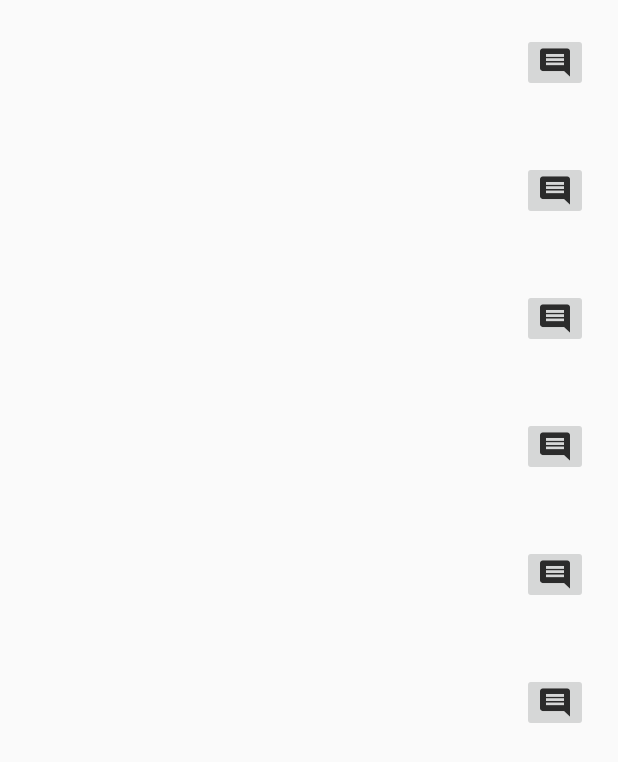
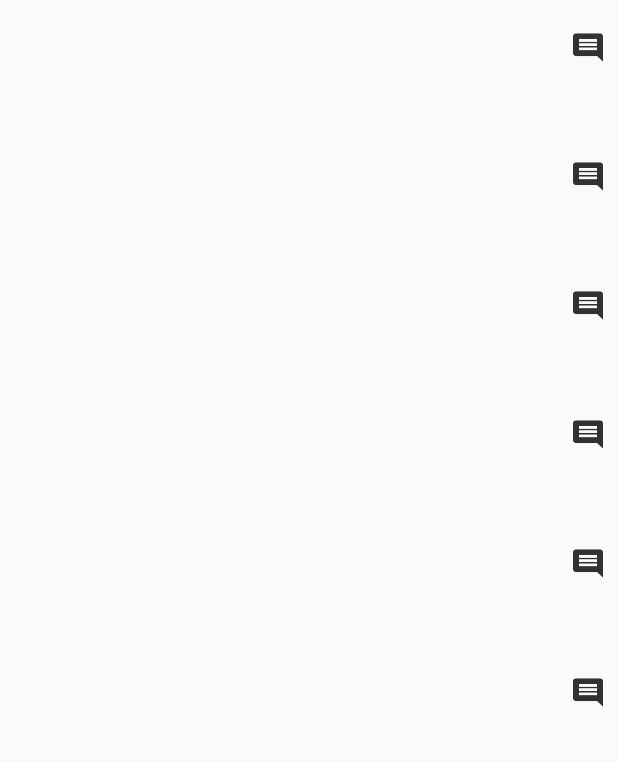
Before and after one commit to NyCko93/MoodTracker, an Android app: the layout activity_history.xml on its own in the app's theme, with its tools: preview values and no code run, on a phone screen of 412 x 824 dp. Shown: the top 762 px of the screen. Run offline under Robolectric (Android 15) with nearby library versions, the phone set to English and light mode, and no system bars.

Commit message:
Fix color background of button comment > color transparent and start traduction of javadoc

```diff
--- a/app/src/main/res/layout/recycler_view_item.xml
+++ b/app/src/main/res/layout/recycler_view_item.xml
@@ -11,7 +11,7 @@
     <TextView
         android:id="@+id/text_view"
         android:layout_width="match_parent"
-        android:layout_height="85dp"
+        android:layout_height="86dp"
         android:contentDescription="@string/days"/>
 
     <ImageButton
@@ -22,10 +22,12 @@
         android:layout_alignParentEnd="true"
         android:layout_alignParentRight="true"
         android:layout_marginTop="22dp"
-        android:layout_marginEnd="20dp"
-        android:layout_marginRight="20dp"
+        android:layout_marginEnd="10dp"
+        android:layout_marginRight="10dp"
         android:contentDescription="@string/comment"
-        android:src="@drawable/ic_comment_black_48px" />
+        android:src="@drawable/ic_comment_black_48px"
+        android:background="@android:color/transparent"
+        />
 
 
 </RelativeLayout>
```
Also changed, not shown: app/src/main/java/com/example/moodtracker/Controller/HistoryActivity.java (+9 -7 lines), app/src/main/java/com/example/moodtracker/Controller/MainActivity.java (+3 -6 lines), app/src/main/java/com/example/moodtracker/View/MyAdapter.java (+2 -9 lines).
